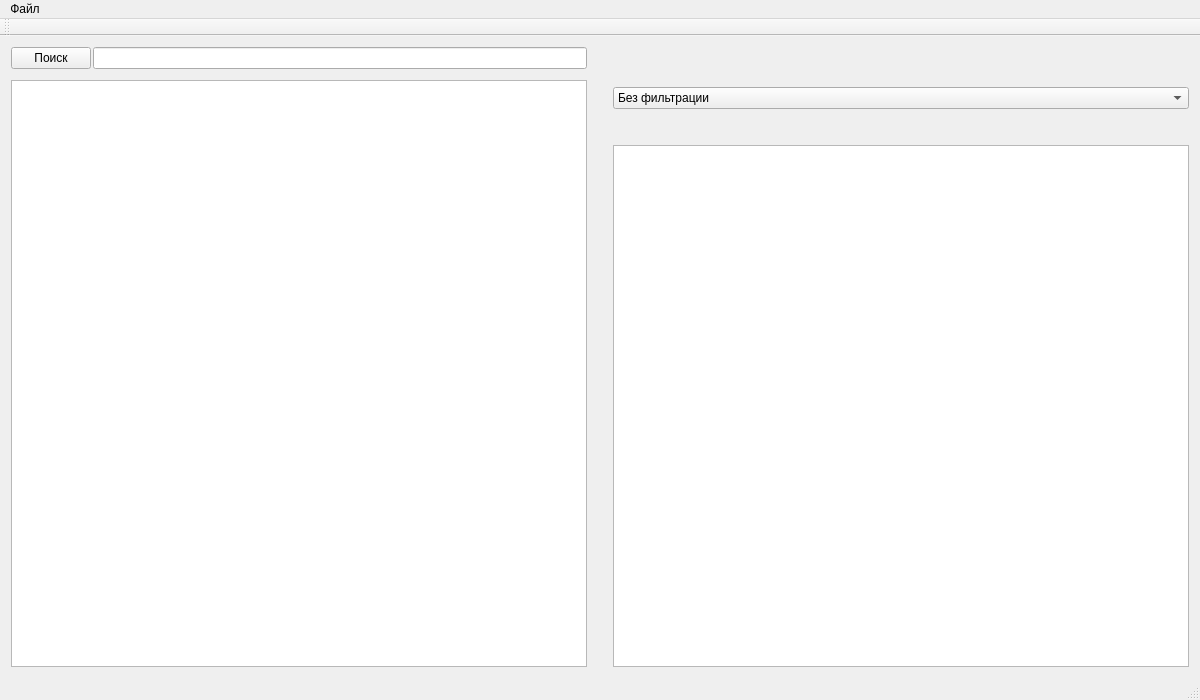
The window that mainwindow.ui (AndreyKuzmaDev/OPDProject) describes before a commit, drawn with Qt 5.
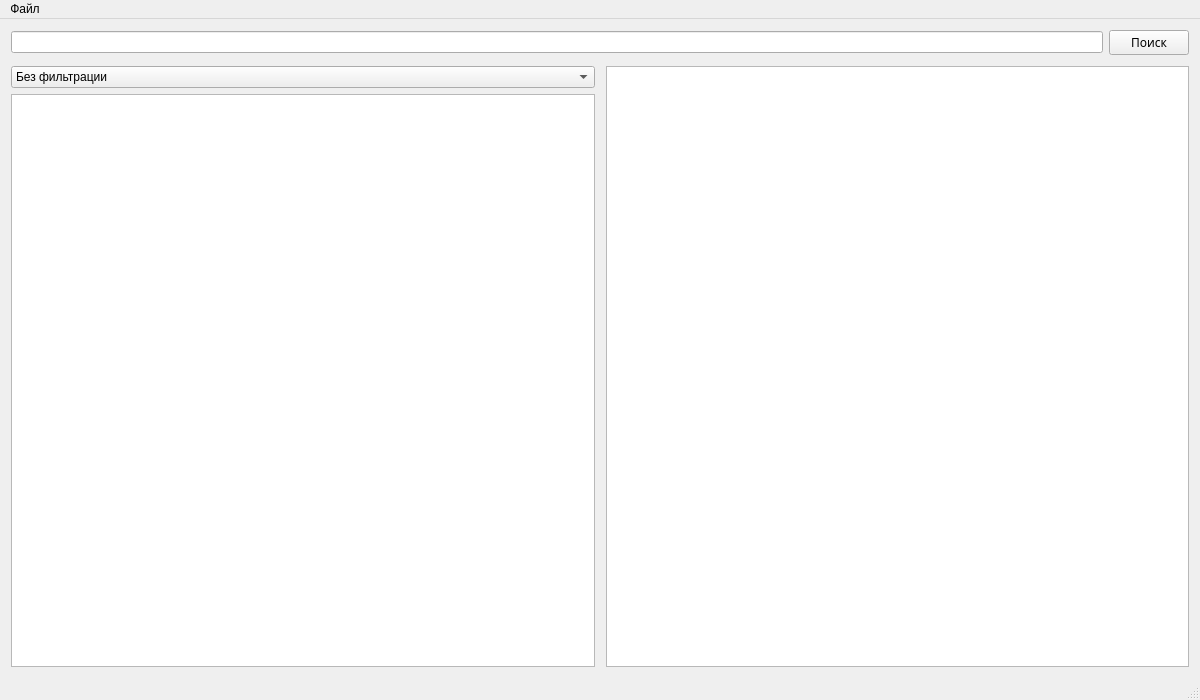
The same window after the commit.

What changed in the file:
```diff
--- a/mainwindow.ui
+++ b/mainwindow.ui
@@ -32,28 +32,32 @@
    <string>Мой холодильник</string>
   </property>
   <widget class="QWidget" name="centralWidget">
-   <layout class="QHBoxLayout" name="horizontalLayout_2">
-    <item>
-     <layout class="QVBoxLayout" name="verticalLayout">
+   <layout class="QVBoxLayout" name="verticalLayout_2">
       <item>
        <layout class="QHBoxLayout" name="horizontalLayout">
-        <property name="spacing">
-         <number>2</number>
-        </property>
+      <item>
+       <widget class="QLineEdit" name="lineEdit"/>
+      </item>
         <item>
          <widget class="QPushButton" name="search">
+        <property name="font">
+         <font>
+          <family>Agency FB</family>
+          <italic>false</italic>
+         </font>
+        </property>
+        <property name="autoFillBackground">
+         <bool>false</bool>
+        </property>
           <property name="text">
            <string>Поиск</string>
           </property>
          </widget>
         </item>
-        <item>
-         <widget class="QLineEdit" name="lineEdit"/>
-        </item>
        </layout>
       </item>
       <item>
-       <spacer name="verticalSpacer_3">
+     <spacer name="verticalSpacer">
         <property name="orientation">
          <enum>Qt::Vertical</enum>
         </property>
@@ -69,6 +73,26 @@
        </spacer>
       </item>
       <item>
+     <layout class="QHBoxLayout" name="horizontalLayout_2">
+      <item>
+       <layout class="QVBoxLayout" name="verticalLayout">
+        <item>
+         <widget class="QComboBox" name="comboBox_2">
+          <property name="styleSheet">
+           <string notr="true">QComboBox QAbstractItemView :: item
+{ 
+min-height: 40px;
+min-width:40px;
+}</string>
+          </property>
+          <item>
+           <property name="text">
+            <string>Без фильтрации</string>
+           </property>
+          </item>
+         </widget>
+        </item>
+        <item>
        <widget class="QTableView" name="tableView">
         <property name="sizePolicy">
          <sizepolicy hsizetype="Expanding" vsizetype="Expanding">
@@ -90,58 +114,22 @@
       </property>
       <property name="sizeHint" stdset="0">
        <size>
-        <width>20</width>
+          <width>5</width>
         <height>20</height>
        </size>
       </property>
      </spacer>
     </item>
     <item>
-     <layout class="QVBoxLayout" name="verticalLayout_2">
-      <item>
-       <spacer name="verticalSpacer_2">
-        <property name="orientation">
-         <enum>Qt::Vertical</enum>
+       <widget class="QTextBrowser" name="textBrowser">
+        <property name="font">
+         <font>
+          <family>Courier New</family>
+          <pointsize>12</pointsize>
+         </font>
         </property>
-        <property name="sizeType">
-         <enum>QSizePolicy::Fixed</enum>
-        </property>
-        <property name="sizeHint" stdset="0">
-         <size>
-          <width>20</width>
-          <height>40</height>
-         </size>
-        </property>
-       </spacer>
-      </item>
-      <item>
-       <widget class="QComboBox" name="comboBox_2">
-        <item>
-         <property name="text">
-          <string>Без фильтрации</string>
-         </property>
-        </item>
        </widget>
       </item>
-      <item>
-       <spacer name="verticalSpacer">
-        <property name="orientation">
-         <enum>Qt::Vertical</enum>
-        </property>
-        <property name="sizeType">
-         <enum>QSizePolicy::Fixed</enum>
-        </property>
-        <property name="sizeHint" stdset="0">
-         <size>
-          <width>20</width>
-          <height>30</height>
-         </size>
-        </property>
-       </spacer>
-      </item>
-      <item>
-       <widget class="QTextBrowser" name="textBrowser"/>
-      </item>
      </layout>
     </item>
    </layout>
@@ -166,14 +154,6 @@
    </widget>
    <addaction name="menu"/>
   </widget>
-  <widget class="QToolBar" name="mainToolBar">
-   <attribute name="toolBarArea">
-    <enum>TopToolBarArea</enum>
-   </attribute>
-   <attribute name="toolBarBreak">
-    <bool>false</bool>
-   </attribute>
-  </widget>
   <widget class="QStatusBar" name="statusBar"/>
   <action name="actionUpdateDB">
    <property name="text">
```
Left out of the diff: 3 changed lines with no effect on the pictures. Lines whose indentation alone changed are shown as unchanged.
